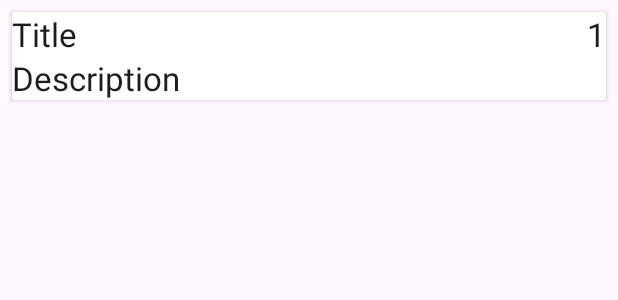
After one commit to busingebrian/Note-App, an Android app: the layout note_item.xml on its own in the app's theme, with its tools: preview values and no code run, on a phone screen of 412 x 824 dp. The commit adds this screen. Shown: the top 300 px of the screen. Run offline under Robolectric (Android 15) with nearby library versions, the phone set to English and light mode, and no system bars.

Commit message:
added the note_item layout

```diff
--- /dev/null
+++ b/app/src/main/res/layout/note_item.xml
@@ -0,0 +1,41 @@
+<?xml version="1.0" encoding="utf-8"?>
+<androidx.cardview.widget.CardView xmlns:android="http://schemas.android.com/apk/res/android"
+    android:layout_width="match_parent"
+    android:layout_height="wrap_content"
+    android:layout_marginEnd="8dp"
+    android:layout_marginTop="8dp"
+    android:layout_marginStart="8dp">
+
+    <RelativeLayout
+        android:layout_width="match_parent"
+        android:layout_height="wrap_content">
+
+        <TextView
+            android:id="@+id/text_view_priority"
+            android:layout_width="wrap_content"
+            android:layout_height="wrap_content"
+            android:textAppearance="@style/TextAppearance.AppCompat.Large"
+            android:text="@string/_1"
+            android:layout_alignParentEnd="true"/>
+
+        <TextView
+            android:id="@+id/text_view_title"
+            android:layout_width="wrap_content"
+            android:layout_height="wrap_content"
+            android:text="@string/title"
+            android:textAppearance="@style/TextAppearance.AppCompat.Large"
+            android:layout_toStartOf="@id/text_view_priority"
+            android:layout_alignParentStart="true"
+            android:maxLines="1"
+            android:ellipsize="end"/>
+
+        <TextView
+            android:id="@+id/text_view_description"
+            android:layout_width="wrap_content"
+            android:layout_height="wrap_content"
+            android:text="@string/description"
+            android:layout_below="@id/text_view_title"
+            android:textAppearance="@style/TextAppearance.AppCompat.Large"/>
+    </RelativeLayout>
+
+</androidx.cardview.widget.CardView>
--- a/app/src/main/res/values/strings.xml
+++ b/app/src/main/res/values/strings.xml
@@ -1,3 +1,6 @@
 <resources>
     <string name="app_name">Note App</string>
+    <string name="_1">1</string>
+    <string name="title">Title</string>
+    <string name="description">Description</string>
 </resources>
```
